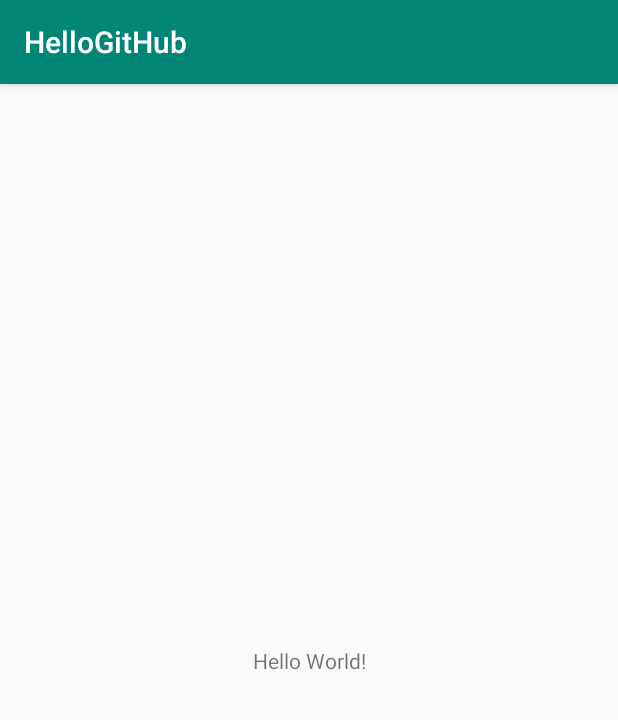
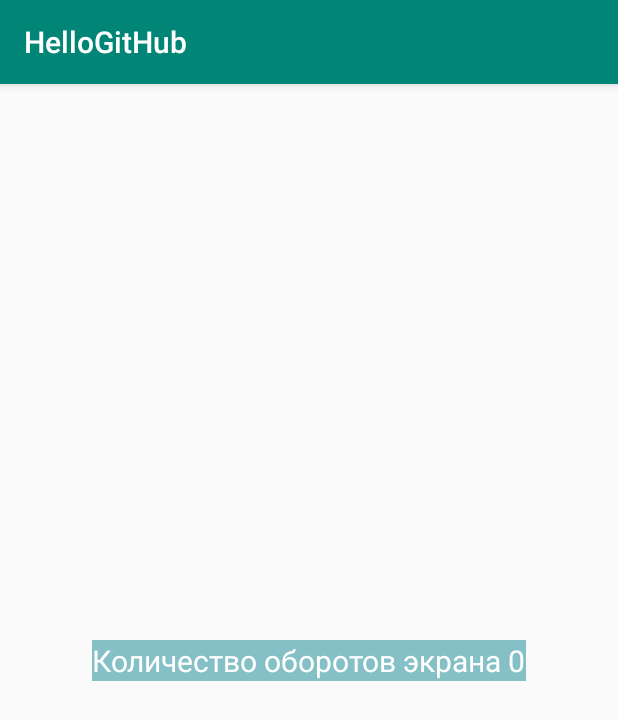
Before and after one commit to PeterAwra/HelloGitHub, an Android app: the screen it shows after launch (MainActivity), on a phone screen of 412 x 824 dp. Shown: the top 720 px of the screen. Run offline under Robolectric (Android 15) with nearby library versions, the phone set to English and light mode, and no system bars.

Commit message:
homework_1

```diff
--- a/app/src/main/java/com/study/awra/hellogithub/MainActivity.java
+++ b/app/src/main/java/com/study/awra/hellogithub/MainActivity.java
@@ -1,13 +1,79 @@
 package com.study.awra.hellogithub;
 
+import android.os.Bundle;
 import android.support.v7.app.AppCompatActivity;
-import android.os.Bundle;
+import android.util.Log;
+import android.widget.TextView;
 
 public class MainActivity extends AppCompatActivity {
-
+    private int mCountRotation=0;
+    private String mText;
+    private static final String KEY_COUNT_ROTATION = "COUNT_ROTATION";
+    private static final String KEY_TETX = "TETX";
+    private static final String TAG="MainActivity.Log";
     @Override
     protected void onCreate(Bundle savedInstanceState) {
         super.onCreate(savedInstanceState);
         setContentView(R.layout.activity_main);
+        mText=getResources().getString(R.string.count_rotation);
+        TextView view=findViewById(R.id.tv);
+        if(savedInstanceState!=null){
+            mText=savedInstanceState.getString(KEY_TETX,mText);
+            mCountRotation=savedInstanceState.getInt(KEY_COUNT_ROTATION,0);
+            if(mCountRotation!=0)
+                mText+=", ";
+        }
+        mText+=" "+mCountRotation++;
+        view.setText(mText);
+        logger("onCreate()");
     }
+
+    @Override
+    protected void onSaveInstanceState(Bundle outState) {
+        super.onSaveInstanceState(outState);
+        outState.putInt(KEY_COUNT_ROTATION,mCountRotation);
+        outState.putString(KEY_TETX,mText);
+    }
+
+    @Override
+    protected void onStart() {
+        super.onStart();
+        logger("onStart()");
+    }
+
+    @Override
+    protected void onResume() {
+        super.onResume();
+        logger("onResume()");
+    }
+
+    @Override
+    protected void onPause() {
+        super.onPause();
+        logger("onPause()");
+    }
+
+    @Override
+    protected void onStop() {
+        super.onStop();
+        logger("onStop()");
+    }
+
+    @Override
+    protected void onDestroy() {
+        super.onDestroy();
+        logger("onDestroy()");
+    }
+
+    @Override
+    protected void onRestart() {
+        super.onRestart();
+        logger("onRestart()");
+    }
+
+    private void logger(String s) {
+        Log.d(TAG,s);
+
+    }
+
 }
--- a/app/src/main/res/layout/activity_main.xml
+++ b/app/src/main/res/layout/activity_main.xml
@@ -7,9 +7,13 @@
     tools:context=".MainActivity">
 
     <TextView
+        android:id="@+id/tv"
+        android:background="@color/text_background"
+        android:textColor="@color/text_Color"
+        android:textSize="20sp"
         android:layout_width="wrap_content"
         android:layout_height="wrap_content"
-        android:text="Hello World!"
+        tools:text="Количество оборотов экрана"
         app:layout_constraintBottom_toBottomOf="parent"
         app:layout_constraintLeft_toLeftOf="parent"
         app:layout_constraintRight_toRightOf="parent"
--- a/app/src/main/res/values/colors.xml
+++ b/app/src/main/res/values/colors.xml
@@ -3,4 +3,6 @@
     <color name="colorPrimary">#008577</color>
     <color name="colorPrimaryDark">#00574B</color>
     <color name="colorAccent">#D81B60</color>
+    <color name="text_background">#84c0c5</color>
+    <color name="text_Color">#ffffff</color>
 </resources>
--- a/app/src/main/res/values/strings.xml
+++ b/app/src/main/res/values/strings.xml
@@ -1,3 +1,4 @@
 <resources>
     <string name="app_name">HelloGitHub</string>
+    <string name="count_rotation">Количество оборотов экрана</string>
 </resources>
```
